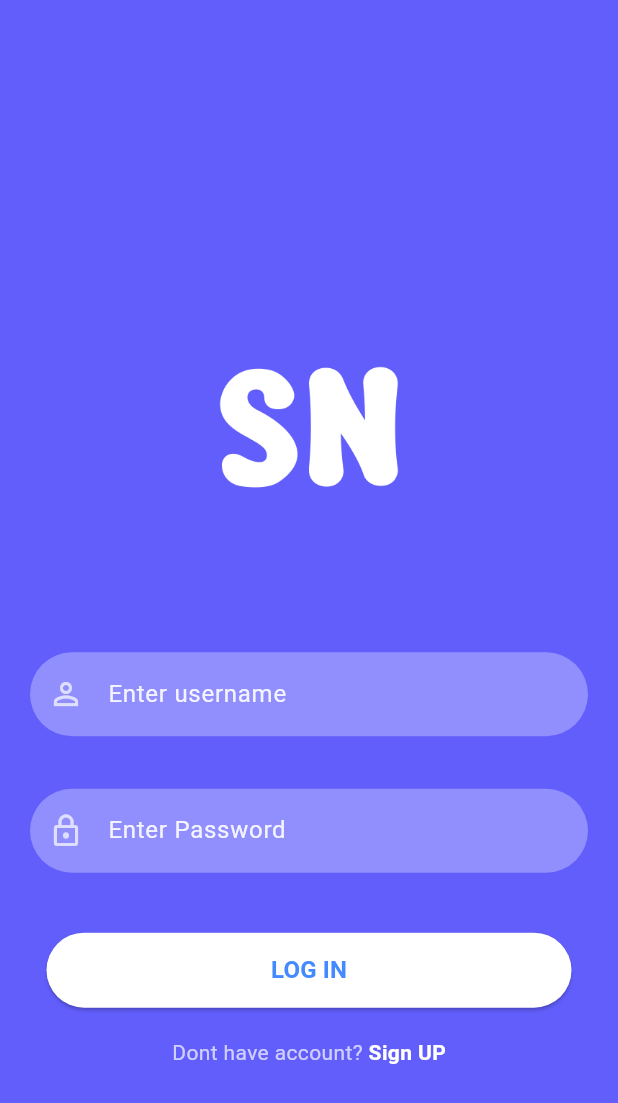
After one commit to bed-com-04-20/safetyNet, a Flutter app: the RegistrationPage screen opened directly, on a phone screen of 412 x 824 dp. The commit adds this screen. Shown: the top 1103 px of the screen. Run offline on Flutter 3.47's test engine with Material 3 defaults, Android fonts, the phone set to English and light mode, and no system bars; our stand-ins replace firebase_auth, firebase_core, firebase_database; accounts and stored records are empty; network calls fail.

Commit message:
search.dart

```diff
--- /dev/null
+++ b/lib/src/ui/registration.dart
@@ -0,0 +1,71 @@
+import 'package:flutter/material.dart';
+import 'package:safetynet/reusable_widgets/reusable_widgets.dart';
+import 'package:safetynet/src/ui/Home.dart';
+import 'package:safetynet/src/ui/signUp.dart';
+import 'package:safetynet/utils/colors_utils.dart';
+
+class RegistrationPage extends StatefulWidget {
+  const RegistrationPage({super.key});
+
+  @override
+  State<RegistrationPage> createState() => _RegistrationPageState();
+}
+
+class _RegistrationPageState extends State<RegistrationPage> {
+  TextEditingController _passwordTextController = TextEditingController();
+  TextEditingController _emailTextController = TextEditingController();
+
+  @override
+  Widget build(BuildContext context) {
+    return Scaffold(
+      body: Container(
+        height: MediaQuery.of(context).size.height,
+        decoration: BoxDecoration(
+          color: hexStringToColor("615EFC"),
+        ),
+        child: SingleChildScrollView(
+          child: Padding(
+            padding: EdgeInsets.fromLTRB(20, MediaQuery.of(context).size.height * 0.2, 20, 0),
+            child: Column(
+              children: <Widget>[
+                logoWidget("assets/images/logo.png"),
+                SizedBox(height: 30),
+                reusableTextField("Enter username", Icons.person_outline, false, _emailTextController),
+                SizedBox(height: 35),
+                reusableTextField("Enter Password", Icons.lock_outline, true, _passwordTextController),
+                SizedBox(height: 30),
+                signInSignUpButton(context, true, () {
+                  Navigator.push(context,
+                      MaterialPageRoute(builder: (context) => HomePage()));
+                }),
+
+                signUpOption()
+              ],
+            ),
+          ),
+        ),
+      ),
+    );
+  }
+
+  Row signUpOption() {
+    return Row(
+      mainAxisAlignment: MainAxisAlignment.center,
+      children: [
+        const Text("Dont have account?",
+          style: TextStyle(color: Colors.white70),
+        ),
+        GestureDetector(
+          onTap: () {
+            Navigator.push(context,
+                MaterialPageRoute(builder: (context) => SignUpScreen()));
+          },
+          child: const Text(
+            " Sign UP",
+            style: TextStyle(color: Colors.white, fontWeight: FontWeight.bold),
+          ),
+        )
+      ],
+    );
+  }
+}
```
Also changed, not shown: lib/src/ui/search.dart (+101 -3 lines), lib/src/ui/welcome.dart (added, +29 -0 lines), pubspec.lock.
